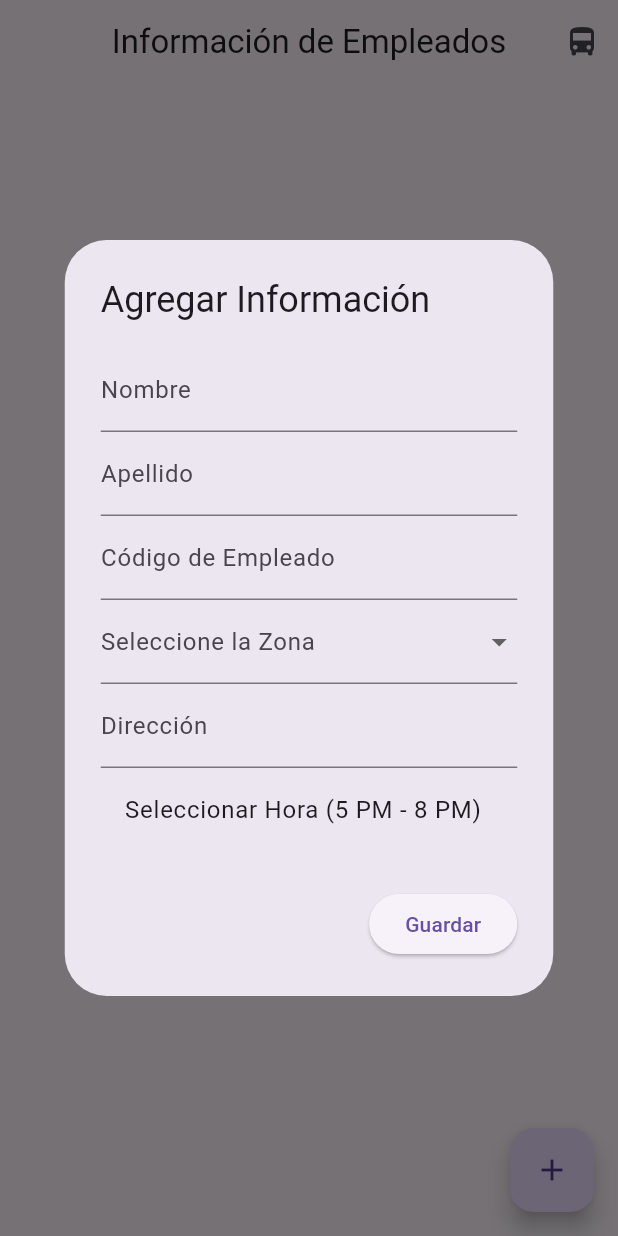
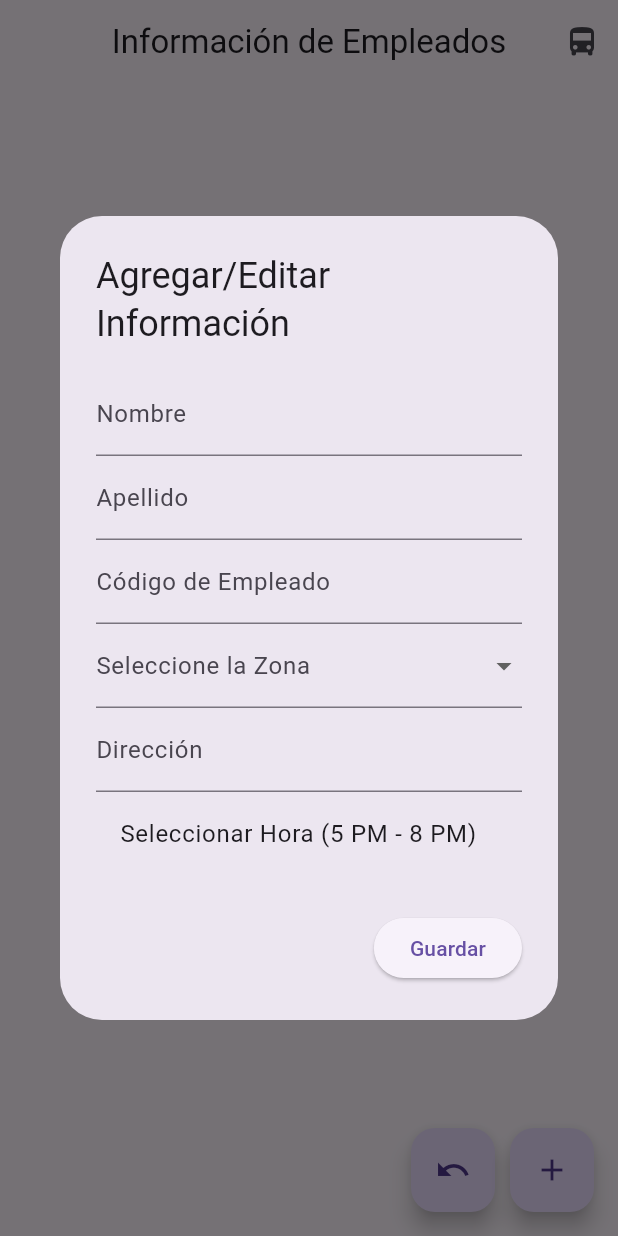
Before and after one commit to TonyBSosa/ProyectoEd, a Flutter app: the HomePage screen opened by its route, after a tap on the "add" icon, on a phone screen of 412 x 824 dp. Run offline on Flutter 3.47's test engine with Material 3 defaults, Android fonts, the phone set to English and light mode, and no system bars; our stand-ins replace cloud_firestore, firebase_auth, firebase_core, go_router; accounts and stored records are empty.

Commit message:
deshacer boton

```diff
--- a/projectoed/lib/screens/home_page.dart
+++ b/projectoed/lib/screens/home_page.dart
@@ -2,7 +2,6 @@ import 'package:cloud_firestore/cloud_firestore.dart';
 import 'package:flutter/material.dart';
 import 'package:go_router/go_router.dart'; // Importa GoRouter
 import 'package:projectoed/services/firestore.dart';
-import 'package:projectoed/screens/buses_screen.dart'; // Importa la pantalla de buses
 
 class HomePage extends StatefulWidget {
   const HomePage({super.key});
@@ -31,11 +30,36 @@ class _HomePageState extends State<HomePage> {
     "Zona Oeste": "assets/images/bus4.jpg",
   };
 
-  void openNoteBox({String? docID}) {
+  // Pila para manejar las acciones de agregar, eliminar y editar
+  final List<Map<String, dynamic>> pilaAcciones = [];
+
+  // Función para agregar una nueva nota
+  void openNoteBox({String? docID, Map<String, dynamic>? existingData}) {
+    if (existingData != null) {
+      // Si estamos editando un registro, inicializamos los campos con los datos existentes
+      nombreController.text = existingData['nombre'];
+      apellidoController.text = existingData['apellido'];
+      codigoController.text = existingData['codigo'];
+      selectedZona = existingData['zona'];
+      direccionController.text = existingData['direccion'];
+      selectedHora = TimeOfDay(
+        hour: int.parse(existingData['hora'].split(":")[0]),
+        minute: int.parse(existingData['hora'].split(":")[1]),
+      );
+    } else {
+      // Limpiar los campos si estamos agregando un nuevo registro
+      nombreController.clear();
+      apellidoController.clear();
+      codigoController.clear();
+      direccionController.clear();
+      selectedZona = null;
+      selectedHora = null;
+    }
+
     showDialog(
       context: context,
       builder: (context) => AlertDialog(
-        title: const Text("Agregar Información"),
+        title: const Text("Agregar/Editar Información"),
         content: SingleChildScrollView(
           child: Column(
             mainAxisSize: MainAxisSize.min,
@@ -82,11 +106,23 @@ class _HomePageState extends State<HomePage> {
                 "direccion": direccionController.text,
                 "hora": "${selectedHora!.hour}:${selectedHora!.minute}",
               };
-              if (docID == null) {
+
+              // Si estamos editando, guardamos el estado previo en la pila antes de editar
+              if (docID != null) {
+                pilaAcciones.add({
+                  'accion': 'editar',
+                  'docID': docID,
+                  'previousData': existingData,
+                });
+                firestoreService.updateNote(docID, data);
+              } else {
                 firestoreService.addNote(data);
-              } else {
-                firestoreService.updateNote(docID, data);
+                pilaAcciones.add({
+                  'accion': 'agregar',
+                  'data': data,
+                });
               }
+
               nombreController.clear();
               apellidoController.clear();
               codigoController.clear();
@@ -102,6 +138,28 @@ class _HomePageState extends State<HomePage> {
         ],
       ),
     );
+  }
+
+  // Función para deshacer la última acción
+  void deshacerAccion() {
+    if (pilaAcciones.isNotEmpty) {
+      setState(() {
+        Map<String, dynamic> ultimaAccion = pilaAcciones.removeLast();  // Obtener y eliminar la última acción
+
+        if (ultimaAccion['accion'] == 'agregar') {
+          // Deshacer agregar (eliminar el último pasajero agregado)
+          firestoreService.deleteNote(ultimaAccion['data']['docID']);
+        } else if (ultimaAccion['accion'] == 'eliminar') {
+          // Deshacer eliminar (recuperar los datos eliminados, necesitamos almacenarlos antes)
+          firestoreService.addNote(ultimaAccion['data']);
+        } else if (ultimaAccion['accion'] == 'editar') {
+          // Deshacer edición (restaurar los datos previos antes de la edición)
+          firestoreService.updateNote(ultimaAccion['docID'], ultimaAccion['previousData']);
+        }
+      });
+    } else {
+      ScaffoldMessenger.of(context).showSnackBar(const SnackBar(content: Text("No hay acciones para deshacer.")));
+    }
   }
 
   @override
@@ -145,8 +203,14 @@ class _HomePageState extends State<HomePage> {
                               trailing: Row(
                                 mainAxisSize: MainAxisSize.min,
                                 children: [
-                                  IconButton(onPressed: () => openNoteBox(docID: docID), icon: const Icon(Icons.settings)),
-                                  IconButton(onPressed: () => firestoreService.deleteNote(docID), icon: const Icon(Icons.delete)),
+                                  IconButton(onPressed: () => openNoteBox(docID: docID, existingData: data), icon: const Icon(Icons.settings)),
+                                  IconButton(onPressed: () {
+                                    firestoreService.deleteNote(docID);
+                                    pilaAcciones.add({
+                                      'accion': 'eliminar',
+                                      'data': data,
+                                    });
+                                  }, icon: const Icon(Icons.delete)),
                                 ],
                               ),
                             ),
@@ -163,9 +227,19 @@ class _HomePageState extends State<HomePage> {
           ],
         ),
       ),
-      floatingActionButton: FloatingActionButton(
-        onPressed: openNoteBox,
-        child: const Icon(Icons.add),
+      floatingActionButton: Row(
+        mainAxisAlignment: MainAxisAlignment.end,
+        children: [
+          FloatingActionButton(
+            onPressed: deshacerAccion,
+            child: const Icon(Icons.undo),
+          ),
+          const SizedBox(width: 10),
+          FloatingActionButton(
+            onPressed: openNoteBox,
+            child: const Icon(Icons.add),
+          ),
+        ],
       ),
     );
   }
```
